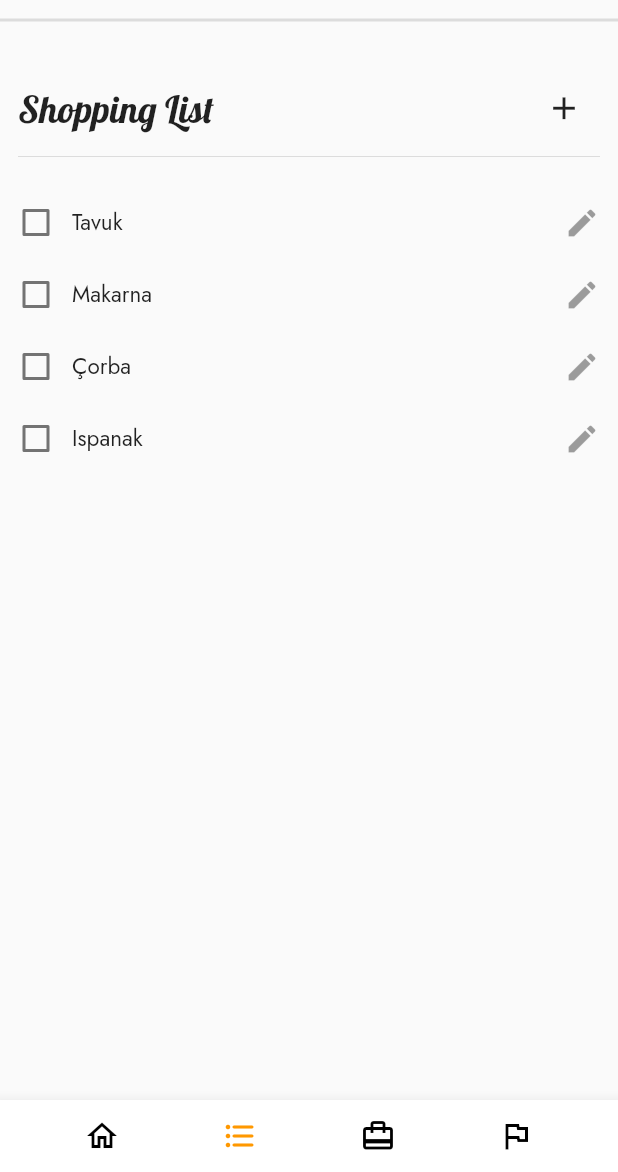
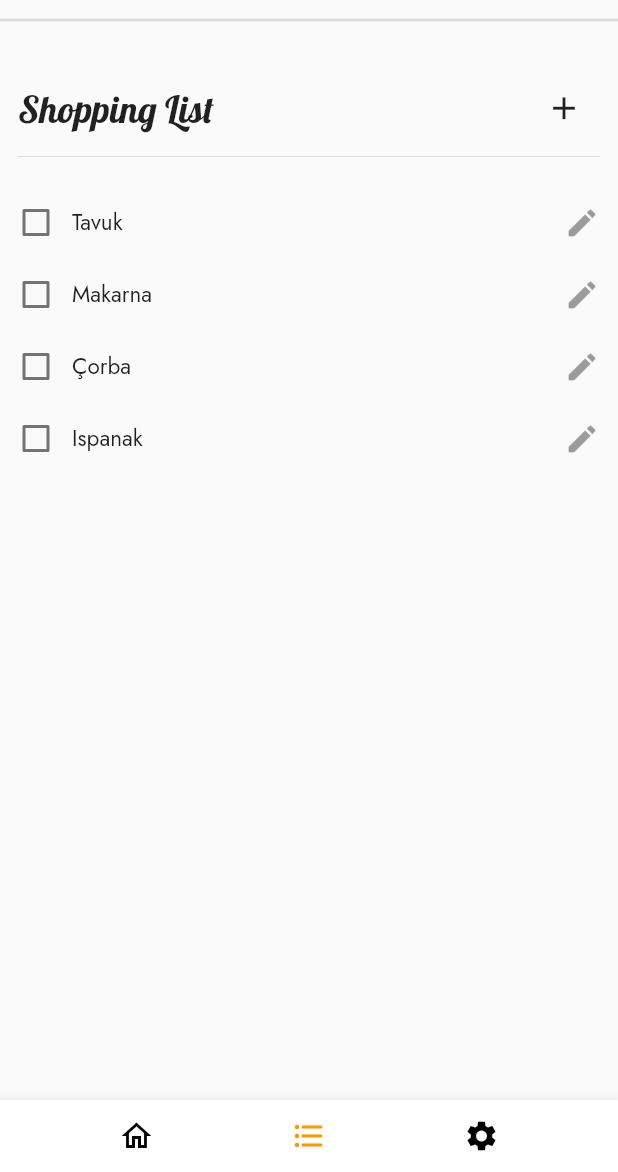
Before and after one commit to denizbeyza/3301456_183301023, a Flutter app: the screen it shows after launch, item 2 of the bottom bar chosen, on a phone screen of 412 x 824 dp, the part 64-1236 px from its top. Run offline on Flutter 3.47's test engine with Material 2 defaults, Android fonts, the phone set to English and light mode, and no system bars; our stand-ins replace google_fonts; network calls fail.

```diff
--- a/lib/main.dart
+++ b/lib/main.dart
@@ -16,10 +16,9 @@ class MyApp extends StatefulWidget {
 
 class _MyAppState extends State<MyApp> {
   int index = 0;
-  final pages = const[
+  final pages = const [
     HomePage(),
     ShoppingListPage(),
-    SizedBox(),
     SizedBox(),
   ];
 
@@ -40,8 +39,7 @@ class _MyAppState extends State<MyApp> {
                 tabItem(
                     idx: 1,
                     icon: const Icon(Icons.format_list_bulleted_rounded)),
-                tabItem(idx: 2, icon: const Icon(Icons.wallet_travel_outlined)),
-                tabItem(idx: 3, icon: const Icon(Icons.flag_outlined)),
+                tabItem(idx: 2, icon: const Icon(Icons.settings)),
               ],
             ),
           ),
```
Also changed, not shown: 3 other files.
